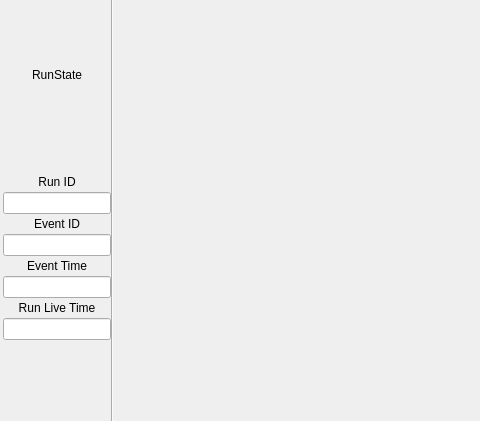
Before: the Qt Designer form ui/mainwindow.ui in SBC-Collaboration/SBC-RunControl, drawn with Qt 5; both pictures show x 0 to 480 and y 213 to 634 of the 1000 by 750 pixel window.
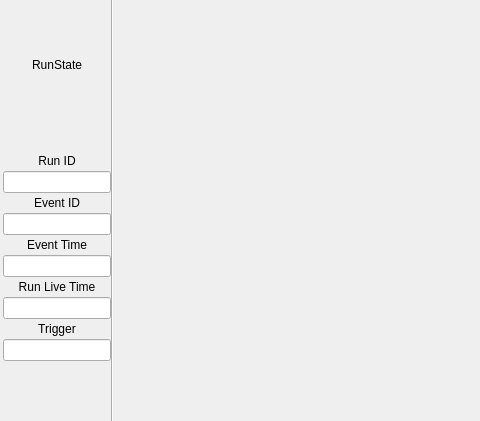
After: the same form once the commit is applied. The open tabs and pages were chosen to show the change. Icons and pictures are not drawn.

The edit to the form file:
```diff
--- a/ui/mainwindow.ui
+++ b/ui/mainwindow.ui
@@ -374,6 +374,47 @@
           </property>
          </widget>
         </item>
+        <item>
+         <widget class="QLabel" name="trigger_label">
+          <property name="sizePolicy">
+           <sizepolicy hsizetype="Preferred" vsizetype="Fixed">
+            <horstretch>0</horstretch>
+            <verstretch>0</verstretch>
+           </sizepolicy>
+          </property>
+          <property name="lineWidth">
+           <number>1</number>
+          </property>
+          <property name="text">
+           <string>Trigger</string>
+          </property>
+          <property name="alignment">
+           <set>Qt::AlignCenter</set>
+          </property>
+          <property name="buddy">
+           <cstring>run_live_time_edit</cstring>
+          </property>
+         </widget>
+        </item>
+        <item>
+         <widget class="QLineEdit" name="trigger_edit">
+          <property name="sizePolicy">
+           <sizepolicy hsizetype="Preferred" vsizetype="Fixed">
+            <horstretch>0</horstretch>
+            <verstretch>0</verstretch>
+           </sizepolicy>
+          </property>
+          <property name="alignment">
+           <set>Qt::AlignCenter</set>
+          </property>
+          <property name="dragEnabled">
+           <bool>false</bool>
+          </property>
+          <property name="readOnly">
+           <bool>true</bool>
+          </property>
+         </widget>
+        </item>
         <item>
          <spacer name="verticalSpacer_2">
           <property name="orientation">
```
Left out of the diff: 8 changed lines with no effect on the pictures.
